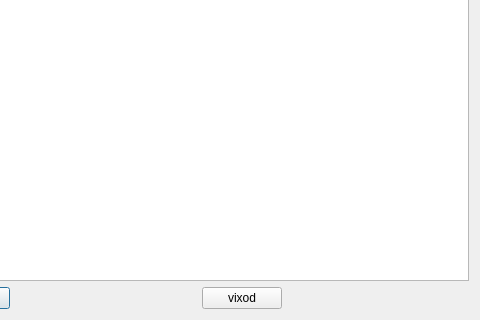
Qt form gpiq_/gpiq_/gpiq_ksroo.ui (BrSTU-PO4-190333/5sem_NPO_old) before a commit; both pictures show x 268 to 748 and y 168 to 488 of the 748 by 488 pixel window.
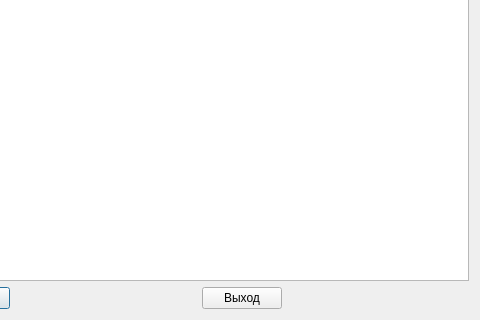
The same form after that commit.

```diff
--- a/gpiq_/gpiq_/gpiq_ksroo.ui
+++ b/gpiq_/gpiq_/gpiq_ksroo.ui
@@ -65,7 +65,7 @@
      <item>
       <widget class="QPushButton" name="gpiq_ksroo_exit_c">
        <property name="text">
-        <string>vixod</string>
+        <string>Выход</string>
        </property>
       </widget>
      </item>
```
